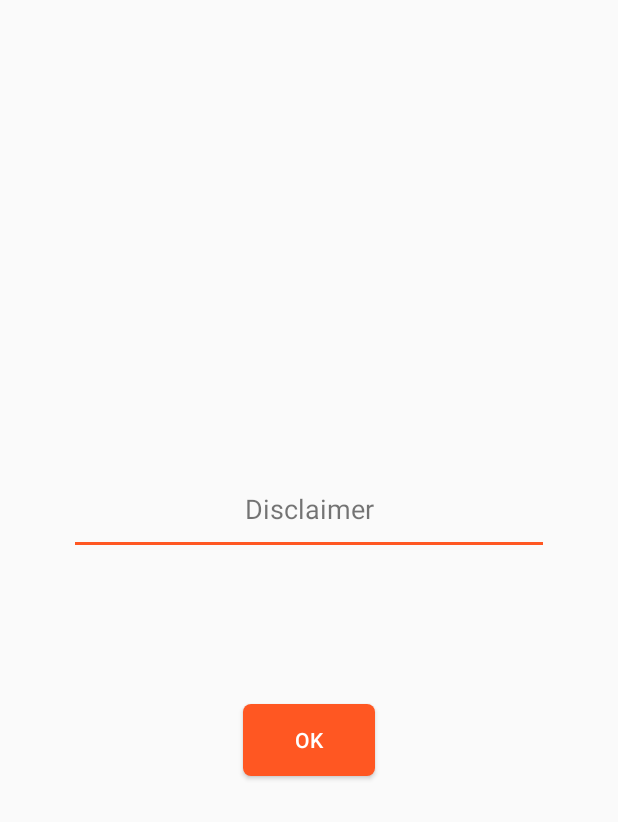
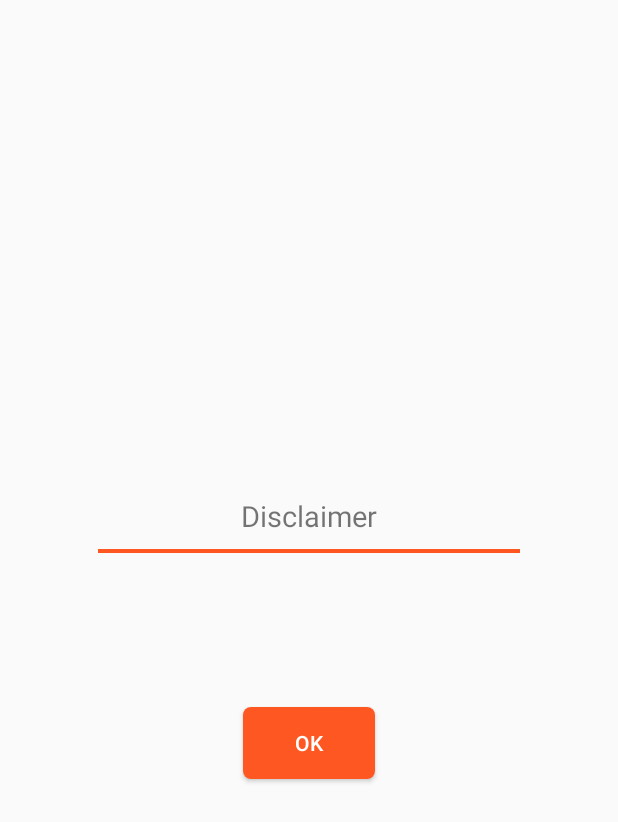
Before and after one commit to SQGit/mCity, an Android app: the layout custom_dialog.xml on its own in the app's theme, with its tools: preview values and no code run, on a phone screen of 412 x 824 dp. Shown: the top 822 px of the screen. Run offline under Robolectric (Android 15) with nearby library versions, the phone set to English and light mode, and no system bars.

```diff
--- a/app/src/main/java/mcity/com/mcity/Dashboard.java
+++ b/app/src/main/java/mcity/com/mcity/Dashboard.java
@@ -343,7 +343,7 @@ public class Dashboard extends AppCompatActivity {
         btn_ok2.setTypeface(tt);
         txt_msg2.setTypeface(tt);
 
-        txt_msg.setText("\n" +
+        txt_msg.setText(
                 "This mCity App has no direct or indirect connection with Mahindra Group in any sort or form." +
                 "It is completely self funded and wants to provide an Independent medium of Communication. Future growth may depend on Ad revenues." +
                 "The purpose of mCity App is to help the locals for the locals." +
--- a/app/src/main/res/layout/custom_dialog.xml
+++ b/app/src/main/res/layout/custom_dialog.xml
@@ -16,26 +16,27 @@
             android:layout_width="match_parent"
             android:layout_height="wrap_content"
             android:text="Disclaimer"
-            android:textSize="18dp"
-            android:layout_marginTop="40dp"
+            android:textSize="@dimen/_15sdp"
+            android:layout_marginTop="@dimen/_30sdp"
             android:gravity="center"
             android:id="@+id/txt_head2"/>
 
 
         <View
             android:layout_width="match_parent"
-            android:layout_height="2dp"
+            android:layout_height="@dimen/_2sdp"
             android:background="#FF5722"
-            android:layout_marginTop="10dp"
-            android:layout_marginLeft="50dp"
-            android:layout_marginRight="50dp"/>
+            android:layout_gravity="center"
+            android:layout_marginTop="@dimen/_7sdp"
+            android:layout_marginLeft="@dimen/_50sdp"
+            android:layout_marginRight="@dimen/_50sdp"/>
 
 
         <LinearLayout
             android:layout_width="wrap_content"
             android:layout_height="wrap_content"
             android:orientation="vertical"
-            android:layout_marginTop="10dp">
+            android:layout_marginTop="@dimen/_10sdp">
 
 
 
@@ -47,7 +48,6 @@
                 android:textSize="@dimen/_10sdp"
                 android:padding="@dimen/_15sdp"
                 android:gravity="center"
-                android:layout_marginLeft="10dp"
                 android:layout_gravity="center"
                 android:id="@+id/txt_msg" />
 
@@ -59,7 +59,6 @@
                 android:gravity="center"
                 android:textSize="@dimen/_10sdp"
                 android:textColor="#FF9800"
-                android:layout_marginLeft="10dp"
                 android:id="@+id/txt_msg2" />
         </LinearLayout>
 
@@ -68,11 +67,12 @@
             android:layout_height="wrap_content"
             android:text="Ok"
             android:textColor="#ffffff"
-            android:layout_marginTop="20dp"
+            android:layout_marginTop="@dimen/_10sdp"
             android:background="@drawable/btn_back2"
             android:id="@+id/btn_ok2"
-            android:layout_marginBottom="20dp"
-            android:layout_gravity="center_horizontal" />
+            android:gravity="center"
+            android:layout_marginBottom="@dimen/_10sdp"
+            android:layout_gravity="center" />
     </LinearLayout>
 
 </LinearLayout>
```
